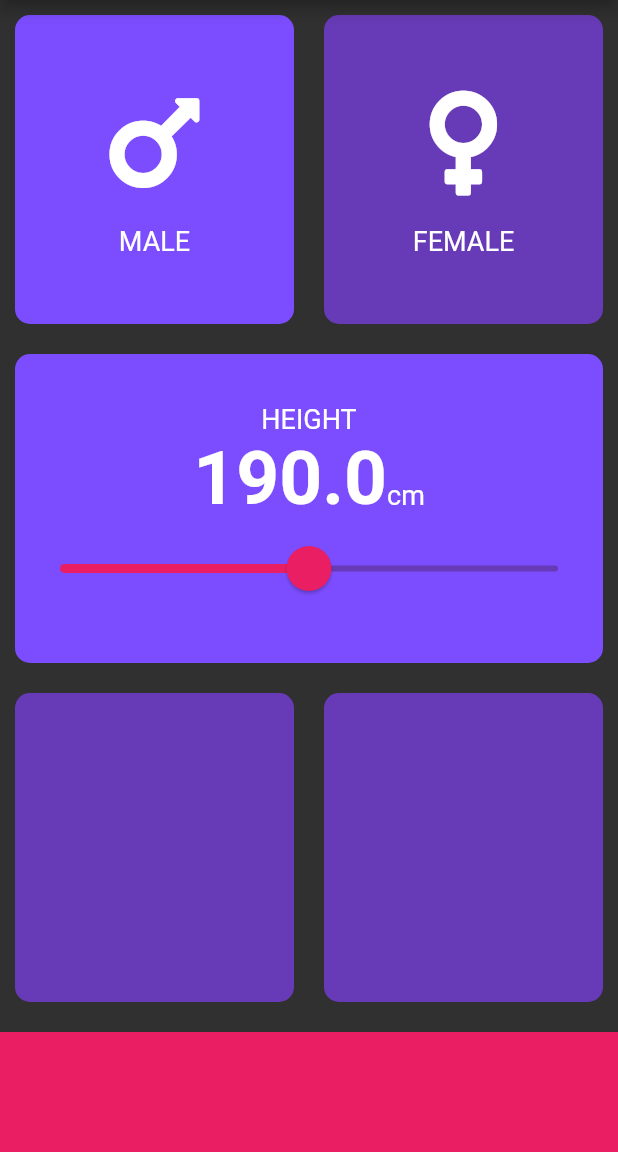
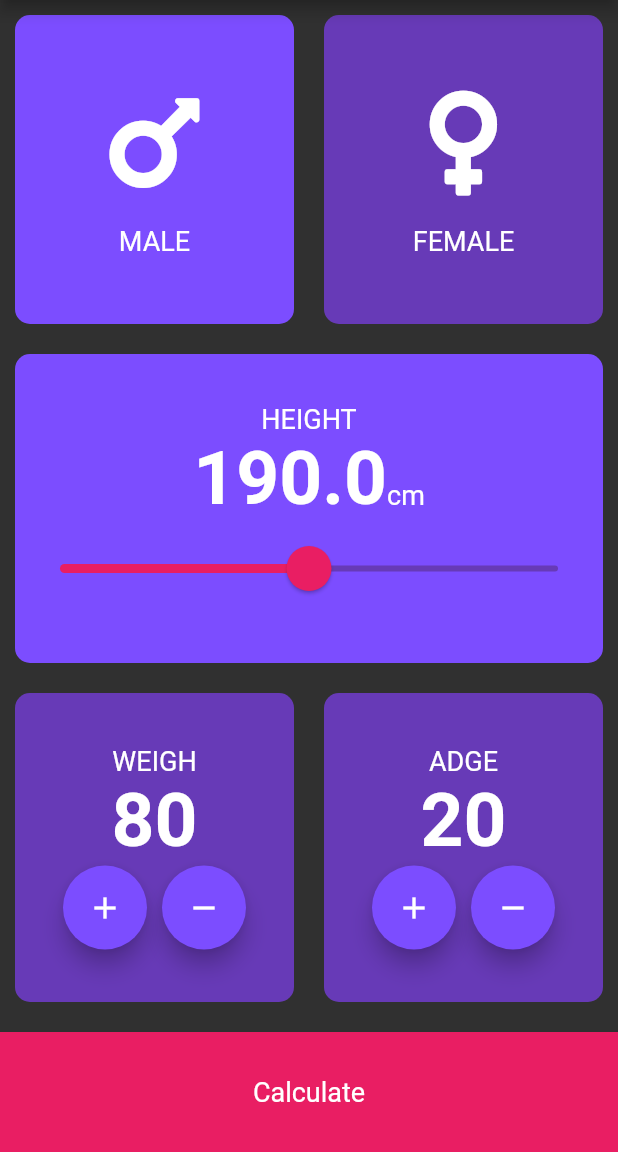
Before and after one commit to ihorkozar/calculator_flutter, a Flutter app: the screen it shows after launch, on a phone screen of 412 x 824 dp, the part 84-1236 px from its top. Run offline on Flutter 3.47's test engine with Material 2 defaults, Android fonts, the phone set to English and light mode, and no system bars; our stand-ins replace font_awesome_flutter.

Commit message:
add logic

```diff
--- /dev/null
+++ b/lib/calculator_logic.dart
@@ -0,0 +1,35 @@
+import 'dart:math';
+
+class CalculatorLogic{
+
+  CalculatorLogic({required this.height, required this.weight});
+
+  final int height;
+  final int weight;
+  double _index = 1;
+
+  String calculate(){
+    _index = weight / pow(height/100,2);
+    return _index.toStringAsFixed(1);
+  }
+
+  String getResult(){
+    if(_index > 25){
+      return 'Overweight';
+    } else if(_index > 18){
+      return 'Normal';
+    } else{
+      return 'Underweight';
+    }
+  }
+
+  String getDescription(){
+    if(_index > 25){
+      return 'Ты толстый!';
+    } else if(_index > 18){
+      return 'Пойдет :)';
+    } else{
+      return 'Ты худой!';
+    }
+  }
+}
--- a/lib/constants.dart
+++ b/lib/constants.dart
@@ -10,7 +10,12 @@ const kTextStyle = TextStyle(
   color: Colors.white,
 );
 
-const kNumberStyle = TextStyle(
-    fontSize: 50.0,
-    fontWeight: FontWeight.bold
+const kNumberStyle = TextStyle(fontSize: 50.0, fontWeight: FontWeight.bold);
+
+const kTitleTextStyle = TextStyle(fontSize: 40.0, fontWeight: FontWeight.bold);
+
+const kResultTextStyle = TextStyle(
+  fontSize: 22.0,
+  fontWeight: FontWeight.bold,
+  color: Colors.green,
 );
--- /dev/null
+++ b/lib/custom_widgets/bottom_section.dart
@@ -0,0 +1,25 @@
+import 'package:calculator_flutter/constants.dart';
+import 'package:flutter/material.dart';
+
+class BottomBtn extends StatelessWidget {
+  BottomBtn({required this.onTap, required this.title});
+
+  final Function onTap;
+  final String title;
+
+  @override
+  Widget build(BuildContext context) {
+    return GestureDetector(
+      onTap: (){
+        onTap;
+      },
+      child: Container(
+        color: kBottomCardColor,
+        margin: EdgeInsets.only(top: 10.0),
+        width: double.infinity,
+        height: kBottomCardHeight,
+        child: Center(child: Text(title, style: kTextStyle,)),
+      ),
+    );
+  }
+}
--- a/lib/input_screen.dart
+++ /dev/null
@@ -1,129 +0,0 @@
-import 'package:calculator_flutter/gender_widget.dart';
-import 'package:calculator_flutter/small_card.dart';
-import 'package:flutter/cupertino.dart';
-import 'package:flutter/material.dart';
-import 'package:font_awesome_flutter/font_awesome_flutter.dart';
-import 'package:calculator_flutter/constants.dart';
-
-enum Gender {
-  male,
-  female,
-}
-
-class InputScreen extends StatefulWidget {
-  @override
-  _InputScreenState createState() => _InputScreenState();
-}
-
-class _InputScreenState extends State<InputScreen> {
-  Gender selectedGender = Gender.male;
-  double height = 190.0;
-
-  @override
-  Widget build(BuildContext context) {
-    return Scaffold(
-        appBar: AppBar(
-          backgroundColor: kInactiveCardColor,
-          title: Text('Calculator'),
-        ),
-        body: Column(
-          crossAxisAlignment: CrossAxisAlignment.stretch,
-          children: [
-            Expanded(
-                child: Row(
-              children: [
-                Expanded(
-                    child: SmallCard(
-                  onTap: () {
-                    setState(() {
-                      selectedGender = Gender.male;
-                    });
-                  },
-                  color: selectedGender == Gender.male
-                      ? kActiveCardColor
-                      : kInactiveCardColor,
-                  childCard: GenderWidget(
-                    text: 'MALE',
-                    iconData: FontAwesomeIcons.mars,
-                  ),
-                )),
-                Expanded(
-                  child: SmallCard(
-                      onTap: () {
-                        setState(() {
-                          selectedGender = Gender.female;
-                        });
-                      },
-                      color: selectedGender == Gender.female
-                          ? kActiveCardColor
-                          : kInactiveCardColor,
-                      childCard: GenderWidget(
-                        text: 'FEMALE',
-                        iconData: FontAwesomeIcons.venus,
-                      )),
-                ),
-              ],
-            )),
-            Expanded(
-                child: SmallCard(
-              color: kActiveCardColor,
-              childCard: Column(
-                mainAxisAlignment: MainAxisAlignment.center,
-                children: [
-                  Text(
-                    'HEIGHT',
-                    style: kTextStyle,
-                  ),
-                  Row(
-                    mainAxisAlignment: MainAxisAlignment.center,
-                    crossAxisAlignment: CrossAxisAlignment.baseline,
-                    textBaseline: TextBaseline.alphabetic,
-                    children: [
-                      Text(
-                        height.toString(),
-                        style: kNumberStyle,
-                      ),
-                      Text(
-                        'cm',
-                        style: kTextStyle,
-                      )
-                    ],
-                  ),
-                  SliderTheme(
-                    data: SliderTheme.of(context).copyWith(
-                      thumbShape: RoundSliderThumbShape(enabledThumbRadius: 15),
-                      overlayShape: RoundSliderOverlayShape(overlayRadius: 30),
-                    ),
-                    child: Slider(
-                      activeColor: kBottomCardColor,
-                      inactiveColor: kInactiveCardColor,
-                      value: height,
-                      min: 140.0,
-                      max: 240.0,
-                      onChanged: (double value) {
-                        setState(() {
-                          height = value.round().toDouble();
-                        });
-                      },
-                    ),
-                  ),
-                ],
-              ),
-            )),
-            Expanded(
-                child: Row(
-              children: [
-                Expanded(child: SmallCard(color: kInactiveCardColor)),
-                Expanded(child: SmallCard(color: kInactiveCardColor)),
-              ],
-            )),
-            Container(
-              color: kBottomCardColor,
-              margin: EdgeInsets.only(top: 10.0),
-              width: double.infinity,
-              height: kBottomCardHeight,
-            )
-          ],
-        ));
-  }
-}
--- a/lib/main.dart
+++ b/lib/main.dart
@@ -1,4 +1,4 @@
-import 'package:calculator_flutter/input_screen.dart';
+import 'package:calculator_flutter/screens/input_screen.dart';
 import 'package:flutter/material.dart';
 
 void main() {
--- /dev/null
+++ b/lib/screens/input_screen.dart
@@ -0,0 +1,236 @@
+import 'package:calculator_flutter/calculator_logic.dart';
+import 'package:calculator_flutter/custom_widgets/bottom_section.dart';
+import 'package:calculator_flutter/custom_widgets/gender_widget.dart';
+import 'package:calculator_flutter/screens/results_screen.dart';
+import 'package:calculator_flutter/custom_widgets/small_card.dart';
+import 'package:flutter/cupertino.dart';
+import 'package:flutter/material.dart';
+import 'package:font_awesome_flutter/font_awesome_flutter.dart';
+import 'package:calculator_flutter/constants.dart';
+
+enum Gender {
+  male,
+  female,
+}
+
+class InputScreen extends StatefulWidget {
+  @override
+  _InputScreenState createState() => _InputScreenState();
+}
+
+class _InputScreenState extends State<InputScreen> {
+  Gender selectedGender = Gender.male;
+  double height = 190.0;
+  int weight = 80;
+  int edge = 20;
+
+  @override
+  Widget build(BuildContext context) {
+    return Scaffold(
+        appBar: AppBar(
+          backgroundColor: kInactiveCardColor,
+          title: Text('Calculator'),
+        ),
+        body: Column(
+          crossAxisAlignment: CrossAxisAlignment.stretch,
+          children: [
+            Expanded(
+                child: Row(
+              children: [
+                Expanded(
+                    child: SmallCard(
+                  onTap: () {
+                    setState(() {
+                      selectedGender = Gender.male;
+                    });
+                  },
+                  color: selectedGender == Gender.male
+                      ? kActiveCardColor
+                      : kInactiveCardColor,
+                  childCard: GenderWidget(
+                    text: 'MALE',
+                    iconData: FontAwesomeIcons.mars,
+                  ),
+                )),
+                Expanded(
+                  child: SmallCard(
+                      onTap: () {
+                        setState(() {
+                          selectedGender = Gender.female;
+                        });
+                      },
+                      color: selectedGender == Gender.female
+                          ? kActiveCardColor
+                          : kInactiveCardColor,
+                      childCard: GenderWidget(
+                        text: 'FEMALE',
+                        iconData: FontAwesomeIcons.venus,
+                      )),
+                ),
+              ],
+            )),
+            Expanded(
+                child: SmallCard(
+              color: kActiveCardColor,
+              childCard: Column(
+                mainAxisAlignment: MainAxisAlignment.center,
+                children: [
+                  Text(
+                    'HEIGHT',
+                    style: kTextStyle,
+                  ),
+                  Row(
+                    mainAxisAlignment: MainAxisAlignment.center,
+                    crossAxisAlignment: CrossAxisAlignment.baseline,
+                    textBaseline: TextBaseline.alphabetic,
+                    children: [
+                      Text(
+                        height.toString(),
+                        style: kNumberStyle,
+                      ),
+                      Text(
+                        'cm',
+                        style: kTextStyle,
+                      )
+                    ],
+                  ),
+                  SliderTheme(
+                    data: SliderTheme.of(context).copyWith(
+                      thumbShape: RoundSliderThumbShape(enabledThumbRadius: 15),
+                      overlayShape: RoundSliderOverlayShape(overlayRadius: 30),
+                    ),
+                    child: Slider(
+                      activeColor: kBottomCardColor,
+                      inactiveColor: kInactiveCardColor,
+                      value: height,
+                      min: 140.0,
+                      max: 240.0,
+                      onChanged: (double value) {
+                        setState(() {
+                          height = value.round().toDouble();
+                        });
+                      },
+                    ),
+                  ),
+                ],
+              ),
+            )),
+            Expanded(
+                child: Row(
+              children: [
+                Expanded(
+                    child: SmallCard(
+                  color: kInactiveCardColor,
+                  childCard: Column(
+                    mainAxisAlignment: MainAxisAlignment.center,
+                    children: [
+                      Text(
+                        'WEIGH',
+                        style: kTextStyle,
+                      ),
+                      Text(
+                        weight.toString(),
+                        style: kNumberStyle,
+                      ),
+                      Row(
+                        mainAxisAlignment: MainAxisAlignment.center,
+                        children: [
+                          FloatingActionButton(
+                            onPressed: () {
+                              setState(() {
+                                weight++;
+                              });
+                            },
+                            backgroundColor: kActiveCardColor,
+                            child: Icon(
+                              Icons.add,
+                              color: Colors.white,
+                            ),
+                          ),
+                          SizedBox(
+                            width: 10.0,
+                          ),
+                          FloatingActionButton(
+                            onPressed: () {
+                              setState(() {
+                                weight--;
+                              });
+                            },
+                            backgroundColor: kActiveCardColor,
+                            child: Icon(
+                              Icons.remove,
+                              color: Colors.white,
+                            ),
+                          )
+                        ],
+                      ),
+                    ],
+                  ),
+                )),
+                Expanded(
+                  child: SmallCard(
+                    color: kInactiveCardColor,
+                    childCard: Column(
+                      mainAxisAlignment: MainAxisAlignment.center,
+                      children: [
+                        Text(
+                          'ADGE',
+                          style: kTextStyle,
+                        ),
+                        Text(
+                          edge.toString(),
+                          style: kNumberStyle,
+                        ),
+                        Row(
+                          mainAxisAlignment: MainAxisAlignment.center,
+                          children: [
+                            FloatingActionButton(
+                              onPressed: () {
+                                setState(() {
+                                  edge++;
+                                });
+                              },
+                              backgroundColor: kActiveCardColor,
+                              child: Icon(
+                                Icons.add,
+                                color: Colors.white,
+                              ),
+                            ),
+                            SizedBox(
+                              width: 10.0,
+                            ),
+                            FloatingActionButton(
+                              onPressed: () {
+                                setState(() {
+                                  edge--;
+                                });
+                              },
+                              backgroundColor: kActiveCardColor,
+                              child: Icon(
+                                Icons.remove,
+                                color: Colors.white,
+                              ),
+                            )
+                          ],
+                        ),
+                      ],
+                    ),
+                  ),
+                ),
+              ],
+            )),
+            BottomBtn(
+              onTap:() {
+                CalculatorLogic cl = CalculatorLogic(height: height.toInt(), weight: weight);
+                Navigator.push(context, MaterialPageRoute(builder: (context) => ResultsScreen(
+                  index: cl.calculate(),
+                  description: cl.getDescription(),
+                  text: cl.getResult(),
+                )));
+              },
+              title: 'Calculate',
+            )
+          ],
+        ));
+  }
+}
```
Also changed, not shown: lib/screens/results_screen.dart (added, +66 -0 lines), lib/custom_widgets/gender_widget.dart (renamed from lib/gender_widget.dart), lib/custom_widgets/small_card.dart (renamed from lib/small_card.dart).
